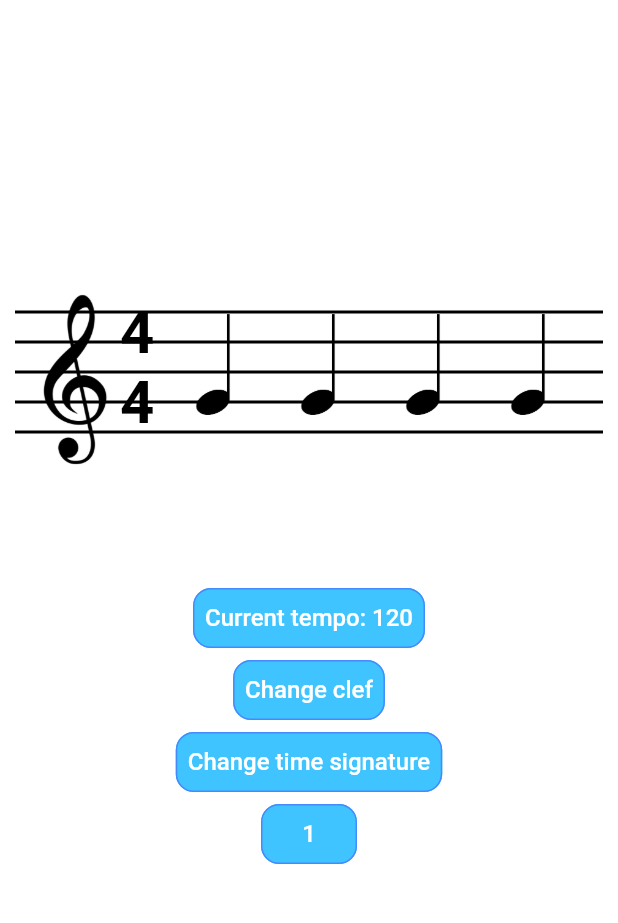
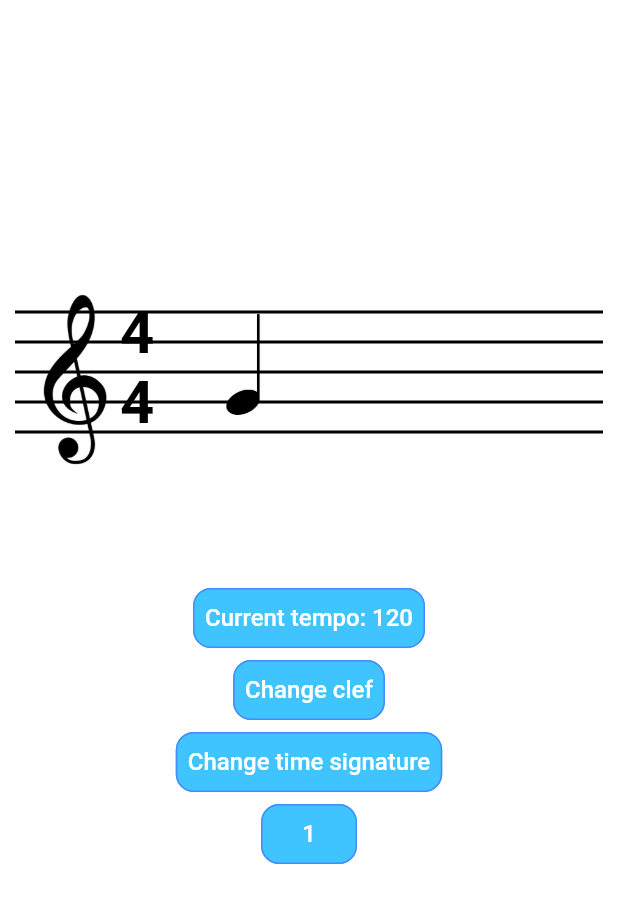
Before and after one commit to Ragnaric/MusicMate, a Flutter app: the screen it shows after launch, on a phone screen of 412 x 824 dp, the part 84-1007 px from its top. Run offline on Flutter 3.47's test engine with Material 3 defaults, Android fonts, the phone set to English and light mode, and no system bars; our stand-ins replace bloc, equatable, flutter_bloc.

Commit message:
Add an opacity to the list of notes in the notes widget so that only the note for the current beat is visible

```diff
--- a/lib/metronome/view/metronome.dart
+++ b/lib/metronome/view/metronome.dart
@@ -22,6 +22,10 @@ class MetronomePage extends StatelessWidget {
     return BlocBuilder<MetronomeBloc, MetronomeState>(
       builder: (context, state) {
         final bloc = context.read<MetronomeBloc>();
+        final signatureWithoutFraction = state.timeSignature.replaceAll('/', '');
+        final numerator = int.parse(signatureWithoutFraction.substring(0,1));
+        final denominator = int.parse(signatureWithoutFraction.substring(1));
+
         return Center(
           child: Column(
             children: [
@@ -35,7 +39,11 @@ class MetronomePage extends StatelessWidget {
                   ClefWidget(
                     clef: state.clef,
                   ),
-                  NotesWidget(),
+                  NotesWidget(
+                    number: numerator,
+                    type: denominator,
+                    beat: state.beat,
+                  ),
                 ],
               ),
               ElevatedButton(
@@ -61,8 +69,6 @@ class MetronomePage extends StatelessWidget {
               ),
               ElevatedButton(
                   onPressed: () {
-                    final signatureWithoutFraction = state.timeSignature.replaceAll('/', '');
-                    final numerator = int.parse(signatureWithoutFraction.substring(0,1));
                     final currentBeat = state.beat;
                     bloc.add(NextBeat(beat: currentBeat == numerator ? 1 : currentBeat + 1));
                   },
--- a/lib/metronome/view/notes.dart
+++ b/lib/metronome/view/notes.dart
@@ -2,21 +2,33 @@ import 'package:flutter/material.dart';
 import 'package:music_mate/utils/constants/constants.dart';
 
 class NotesWidget extends StatelessWidget {
-  const NotesWidget({super.key});
+  final int number;
+  final int type;
+  final int beat;
+  const NotesWidget({
+    super.key,
+    required this.number,
+    required this.type,
+    required this.beat,
+  });
 
   @override
   Widget build(BuildContext context) {
     return Positioned(
       top: 20,
-      left: 100,
+      left: 120,
       child: Row(
-        children: [
-          Image.asset(CImages.quarterNote, height: 70,),
-          Image.asset(CImages.quarterNote, height: 70,),
-          Image.asset(CImages.quarterNote, height: 70,),
-          Image.asset(CImages.quarterNote, height: 70,),
-        ],
-      ),
+        children: List<Widget>.generate(
+          number,
+          (i) => Opacity(
+            opacity: i + 1 == beat ? 1 : 0,
+            child: Image.asset(
+              CImages.quarterNote,
+              height: 70,
+            ),
+          )
+        ),
+      )
     );
   }
 }
```
